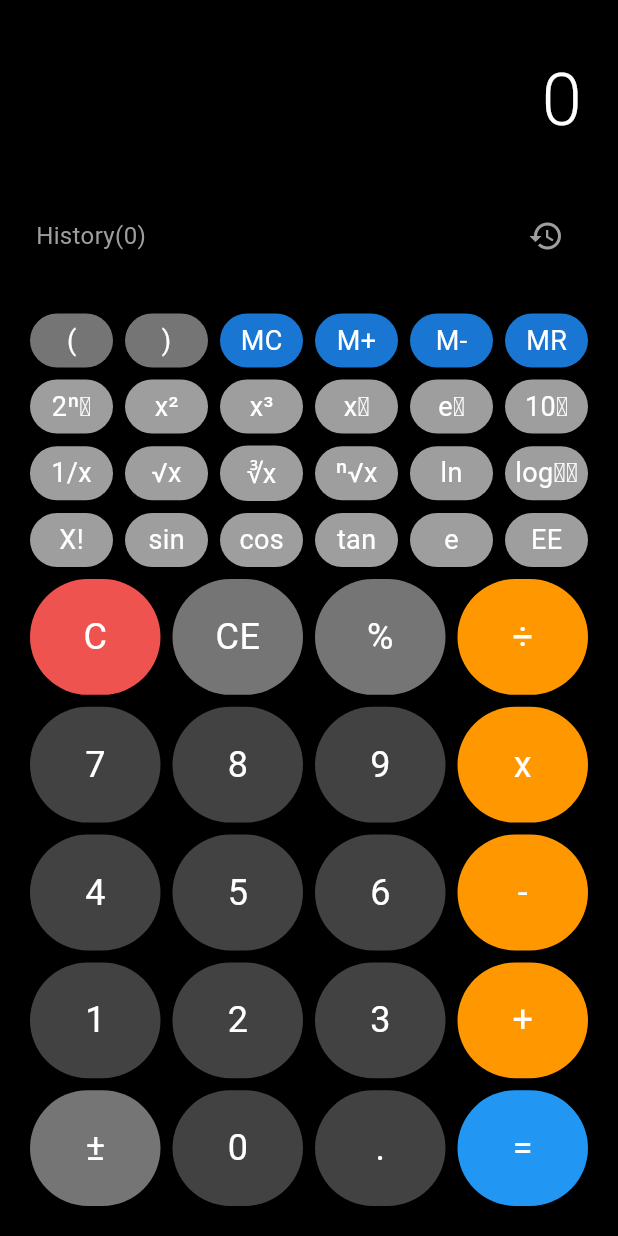
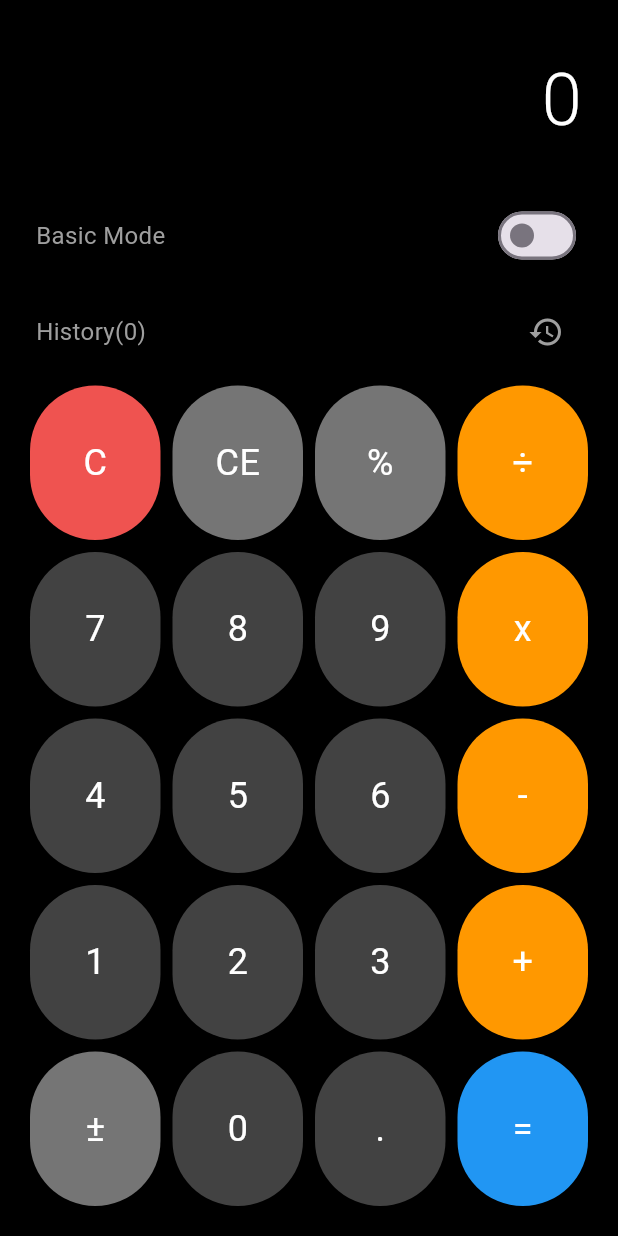
Before and after one commit to Providence256/calculator_app, a Flutter app: the screen it shows after launch, on a phone screen of 412 x 824 dp. Run offline on Flutter 3.47's test engine with Material 3 defaults, Android fonts, the phone set to English and light mode, and no system bars.

Commit message:
Scientific operation

```diff
--- a/lib/calculator_app.dart
+++ b/lib/calculator_app.dart
@@ -1,7 +1,6 @@
 import 'package:calculator_app/models/calculation_history.dart';
 import 'package:calculator_app/models/calculator_button.dart';
 import 'package:calculator_app/models/calculator_state.dart';
-import 'package:calculator_app/scientific_calculator.dart';
 import 'package:calculator_app/services/calculator_logic.dart';
 import 'package:calculator_app/services/scientific_calculator_logic.dart';
 import 'package:flutter/material.dart';
@@ -18,7 +17,10 @@ class _CalculatorAppState extends State<CalculatorApp> {
   CalculatorState _state = CalculatorState();
 
   bool _showHistory = false;
+  bool _scientificMode = false;
+  late FocusNode _focusNode;
 
+  // basic Calculator buttons
   final List<List<CalculatorButton>> _buttonLayout = [
     [
       CalculatorButton(
@@ -76,6 +78,53 @@ class _CalculatorAppState extends State<CalculatorApp> {
     ],
   ];
 
+  // Scientific calculator buttons
+  final List<List<CalculatorButton>> _scientificButtonLayout = [
+    [
+      CalculatorButton(text: "MC", value: "MC", type: ButtonType.memory),
+      CalculatorButton(text: "MR", value: "MR", type: ButtonType.memory),
+      CalculatorButton(text: "M+", value: "M+", type: ButtonType.memory),
+      CalculatorButton(text: "M-", value: "M-", type: ButtonType.memory),
+    ],
+    [
+      CalculatorButton(text: "sin", value: "sin", type: ButtonType.scientific),
+      CalculatorButton(text: "cos", value: "cos", type: ButtonType.scientific),
+      CalculatorButton(text: "tan", value: "tan", type: ButtonType.scientific),
+      CalculatorButton(text: "ln", value: "ln", type: ButtonType.scientific),
+    ],
+    [
+      CalculatorButton(text: "x²", value: "x²", type: ButtonType.scientific),
+      CalculatorButton(text: "x³", value: "x³", type: ButtonType.scientific),
+      CalculatorButton(text: "xʸ", value: "xʸ", type: ButtonType.scientific),
+      CalculatorButton(text: "√x", value: "√x", type: ButtonType.scientific),
+    ],
+    [
+      CalculatorButton(text: "∛x", value: "∛x", type: ButtonType.scientific),
+      CalculatorButton(text: "1/x", value: "1/x", type: ButtonType.scientific),
+      CalculatorButton(text: "X!", value: "X!", type: ButtonType.scientific),
+      CalculatorButton(
+          text: "log₁₀", value: "log₁₀", type: ButtonType.scientific),
+    ],
+    [
+      CalculatorButton(text: "e", value: "e", type: ButtonType.scientific),
+      CalculatorButton(text: "π", value: "π", type: ButtonType.scientific),
+      CalculatorButton(text: "eˣ", value: "eˣ", type: ButtonType.scientific),
+      CalculatorButton(text: "10ˣ", value: "10ˣ", type: ButtonType.scientific),
+    ],
+  ];
+
+  @override
+  void initState() {
+    super.initState();
+    _focusNode = FocusNode();
+  }
+
+  @override
+  void dispose() {
+    _focusNode.dispose();
+    super.dispose();
+  }
+
   @override
   Widget build(BuildContext context) {
     return Scaffold(
@@ -85,12 +134,15 @@ class _CalculatorAppState extends State<CalculatorApp> {
         children: [
           _buildDisplay(),
 
+          // Mode toggle
+
+          _buildModeToggle(),
+
           // History toggle
           _buildHistoryToggle(),
 
           // Scientific Calculator
-          ScientificCalculator(state: _state),
-
+          if (_scientificMode) _buildScientificButtons(),
           // Calculator buttons or history
 
           Expanded(
@@ -164,6 +216,33 @@ class _CalculatorAppState extends State<CalculatorApp> {
     return 24;
   }
 
+  Widget _buildModeToggle() {
+    return Container(
+      padding: EdgeInsets.symmetric(horizontal: 24, vertical: 8),
+      child: Row(
+        mainAxisAlignment: MainAxisAlignment.spaceBetween,
+        children: [
+          Text(
+            _scientificMode ? "Scientific Mode" : "Basic Mode",
+            style: TextStyle(
+              color: Colors.grey,
+              fontSize: 16,
+            ),
+          ),
+          Switch(
+            value: _scientificMode,
+            onChanged: (value) {
+              setState(() {
+                _scientificMode = value;
+              });
+            },
+            activeColor: Colors.orange,
+          )
+        ],
+      ),
+    );
+  }
+
   Widget _buildHistoryToggle() {
     return Container(
       padding: EdgeInsets.symmetric(horizontal: 24, vertical: 8),
@@ -186,6 +265,28 @@ class _CalculatorAppState extends State<CalculatorApp> {
             ),
           )
         ],
+      ),
+    );
+  }
+
+  Widget _buildScientificButtons() {
+    if (!_scientificMode) return SizedBox.shrink();
+
+    return Container(
+      padding: EdgeInsets.symmetric(horizontal: 16),
+      child: Column(
+        children: _scientificButtonLayout.map((row) {
+          return SizedBox(
+            height: 60,
+            child: Row(
+              children: row.map((button) {
+                return Expanded(
+                  child: _buildCalculatorButton(button),
+                );
+              }).toList(),
+            ),
+          );
+        }).toList(),
       ),
     );
   }
@@ -350,17 +451,41 @@ class _CalculatorAppState extends State<CalculatorApp> {
     HapticFeedback.lightImpact();
 
     setState(() {
-      _state = CalculatorLogic.processInput(_state, value);
+      if (_isScientificFuction(value)) {
+        _state =
+            ScientificCalculatorLogic.handleAdvancedOperation(_state, value);
+      } else {
+        _state = CalculatorLogic.processInput(_state, value);
+      }
     });
   }
 
-  void _handleScientificButtonPress(String value) {
-    HapticFeedback.lightImpact();
+  bool _isScientificFuction(String value) {
+    const scientificFunctions = [
+      'sin',
+      'cos',
+      'tan',
+      'ln',
+      'log₁₀',
+      'x²',
+      'x³',
+      'xʸ',
+      'eˣ',
+      '10ˣ',
+      '√x',
+      '∛x',
+      'ⁿ√x',
+      '1/x',
+      'X!',
+      'e',
+      'π',
+      'MC',
+      'MR',
+      'M+',
+      'M-'
+    ];
 
-    setState(() {
-      _state =
-          ScientificCalculatorLogic.handleScientificFunction(_state, value);
-    });
+    return scientificFunctions.contains(value);
   }
 
   void _clearHistory() {
--- a/lib/scientific_calculator.dart
+++ /dev/null
@@ -1,140 +0,0 @@
-import 'package:calculator_app/models/calculation_history.dart';
-import 'package:calculator_app/models/calculator_button.dart';
-import 'package:calculator_app/models/calculator_state.dart';
-import 'package:flutter/material.dart';
-
-class ScientificCalculator extends StatefulWidget {
-  const ScientificCalculator({super.key, required this.state, this.onTap});
-
-  final CalculatorState state;
-  final VoidCallback? onTap;
-
-  @override
-  State<ScientificCalculator> createState() => _ScientificCalculatorState();
-}
-
-class _ScientificCalculatorState extends State<ScientificCalculator> {
-  bool _showHistory = false;
-
-  final List<List<CalculatorButton>> _buttonLayout = [
-    [
-      CalculatorButton(text: "(", value: "(", type: ButtonType.utility),
-      CalculatorButton(text: ")", value: ")", type: ButtonType.utility),
-      CalculatorButton(text: "MC", value: "MC", type: ButtonType.memory),
-      CalculatorButton(text: "M+", value: "M+", type: ButtonType.memory),
-      CalculatorButton(text: "M-", value: "M-", type: ButtonType.memory),
-      CalculatorButton(text: "MR", value: "MR", type: ButtonType.memory),
-    ],
-    [
-      CalculatorButton(text: "2ⁿᵈ", value: "2ⁿᵈ", type: ButtonType.scientific),
-      CalculatorButton(text: "x²", value: "x²", type: ButtonType.scientific),
-      CalculatorButton(text: "x³", value: "x³", type: ButtonType.scientific),
-      CalculatorButton(text: "xʸ", value: "xʸ", type: ButtonType.scientific),
-      CalculatorButton(text: "eˣ", value: "eˣ", type: ButtonType.scientific),
-      CalculatorButton(text: "10ˣ", value: "10ˣ", type: ButtonType.scientific),
-    ],
-    [
-      CalculatorButton(text: "1/x", value: "1/x", type: ButtonType.scientific),
-      CalculatorButton(text: "√x", value: "√x", type: ButtonType.scientific),
-      CalculatorButton(text: "∛x", value: "∛x", type: ButtonType.scientific),
-      CalculatorButton(text: "ⁿ√x", value: "ⁿ√x", type: ButtonType.scientific),
-      CalculatorButton(text: "ln", value: "ln", type: ButtonType.scientific),
-      CalculatorButton(
-          text: "log₁₀", value: "log₁₀", type: ButtonType.scientific)
-    ],
-    [
-      CalculatorButton(text: "X!", value: "X!", type: ButtonType.scientific),
-      CalculatorButton(text: "sin", value: "sin", type: ButtonType.scientific),
-      CalculatorButton(text: "cos", value: "cos", type: ButtonType.scientific),
-      CalculatorButton(text: "tan", value: "tan", type: ButtonType.scientific),
-      CalculatorButton(text: "e", value: "e", type: ButtonType.scientific),
-      CalculatorButton(text: "EE", value: "EE", type: ButtonType.scientific),
-    ],
-  ];
-
-  @override
-  Widget build(BuildContext context) {
-    return _buildScientifiqueButtonGrid();
-  }
-
-  Widget _buildScientifiqueButtonGrid() {
-    return Container(
-      padding: EdgeInsets.only(top: 16, right: 16, left: 16),
-      child: Column(
-        children: _buttonLayout.map((row) {
-          return Row(
-            children: row.map((button) {
-              return Expanded(
-                child: _buildScientificCalculatorButton(button),
-              );
-            }).toList(),
-          );
-        }).toList(),
-      ),
-    );
-  }
-
-  Widget _buildScientificCalculatorButton(CalculatorButton button) {
-    final isPressed = widget.state.operation == button.value;
-
-    return Container(
-      margin: EdgeInsets.all(4),
-      child: Material(
-        color: Colors.transparent,
-        child: InkWell(
-          onTap: widget.onTap,
-          borderRadius: BorderRadius.circular(50),
-          child: Container(
-            padding: EdgeInsets.all(5),
-            decoration: BoxDecoration(
-              color: isPressed
-                  ? Colors.white
-                  : button.color ?? _getDefaultButtonColor(button.type),
-              borderRadius: BorderRadius.circular(50),
-              border:
-                  isPressed ? Border.all(color: Colors.orange, width: 2) : null,
-            ),
-            child: Center(
-              child: Text(
-                button.text,
-                style: TextStyle(
-                  color: isPressed
-                      ? Colors.orange
-                      : button.textColor ?? _getDefaultTextColor(button.type),
-                  fontSize: 18,
-                  fontWeight: FontWeight.w400,
-                ),
-              ),
-            ),
-          ),
-        ),
-      ),
-    );
-  }
-
-  Color _getDefaultButtonColor(ButtonType type) {
-    switch (type) {
-      case ButtonType.number:
-        return Colors.grey[800]!;
-      case ButtonType.operation:
-        return Colors.orange;
-      case ButtonType.function:
-        return Colors.grey[600]!;
-      case ButtonType.memory:
-        return Colors.blue[700]!;
-      case ButtonType.utility:
-        return Colors.grey[600]!;
-      case ButtonType.scientific:
-        return Colors.grey[500]!;
-    }
-  }
-
-  Color _getDefaultTextColor(ButtonType type) {
-    switch (type) {
-      case ButtonType.operation:
-        return Colors.white;
-      default:
-        return Colors.white;
-    }
-  }
-}
```
Also changed, not shown: lib/services/scientific_calculator_logic.dart (+91 -4 lines).
